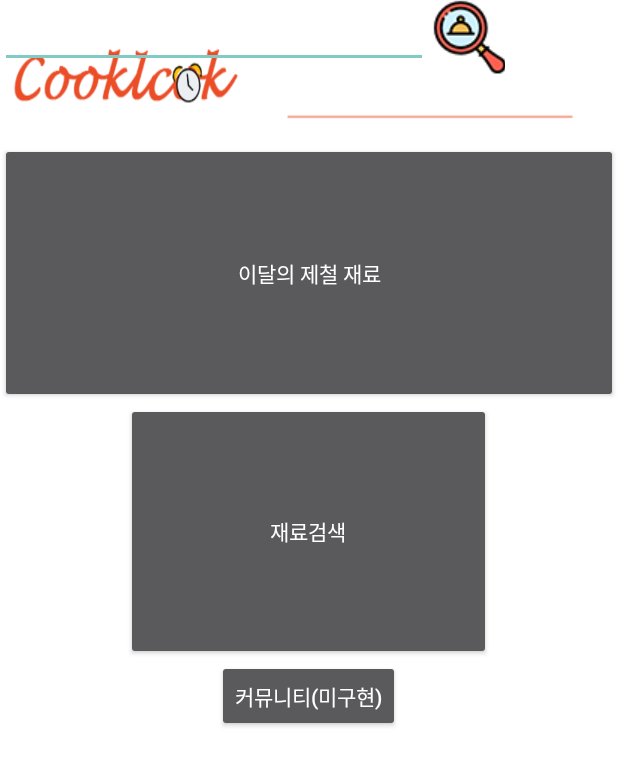
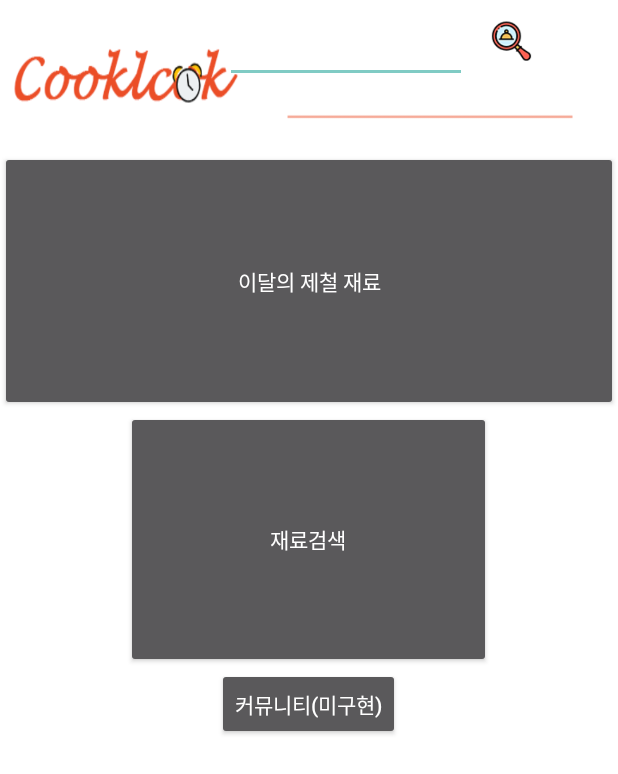
Before and after one commit to hero526/cooklock, an Android app: the screen it shows after launch (MainActivity), on a phone screen of 412 x 824 dp. Shown: the top 774 px of the screen. Run offline under Robolectric (Android 15) with nearby library versions, the phone set to English and light mode, and no system bars.

Commit message:
change UI

```diff
--- a/app/src/main/res/layout/activity_main.xml
+++ b/app/src/main/res/layout/activity_main.xml
@@ -11,19 +11,22 @@
 
     <LinearLayout
         android:layout_width="match_parent"
-        android:layout_height="wrap_content"
+        android:layout_height="55dp"
         android:orientation="horizontal">
 
         <EditText
-            android:layout_width="285dp"
-            android:layout_height="wrap_content" />
+            android:layout_width="161dp"
+            android:layout_height="wrap_content"
+            android:layout_marginLeft="150dp"
+            android:hint="원하는 레시피를 입력해주세요!" />
 
         <ImageButton
             android:id="@+id/button2"
-            android:layout_width="51dp"
-            android:layout_height="50dp"
+            android:layout_width="57dp"
+            android:layout_height="match_parent"
             android:backgroundTint="@android:color/transparent"
             android:onClick="showRecipe"
+            android:scaleType="centerCrop"
             app:srcCompat="@drawable/search_recipe_button" />
 
     </LinearLayout>
@@ -32,11 +35,10 @@
         android:id="@+id/month_ingredient"
         android:layout_width="match_parent"
         android:layout_height="wrap_content"
-        android:text = "이달의 재료"
         android:gravity="center"
+        android:text="이달의 재료"
         android:textColor="#ff0400ff"
-        android:textSize = "30dp"/>
-
+        android:textSize="30dp" />
 
 
     <Button
```
